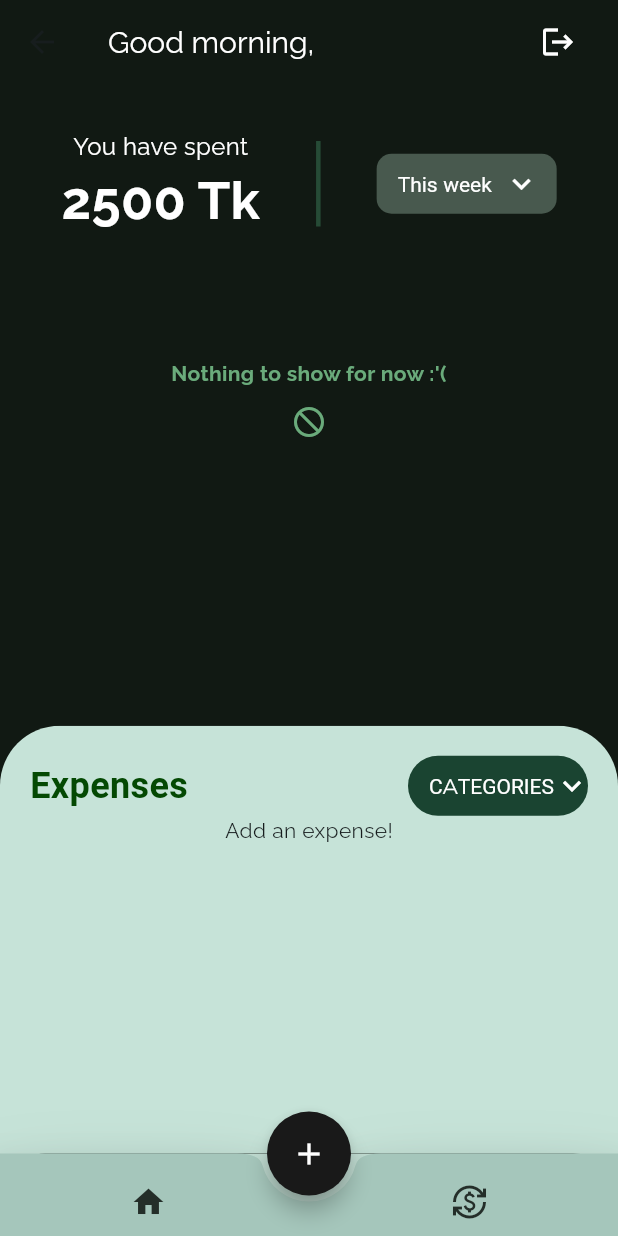
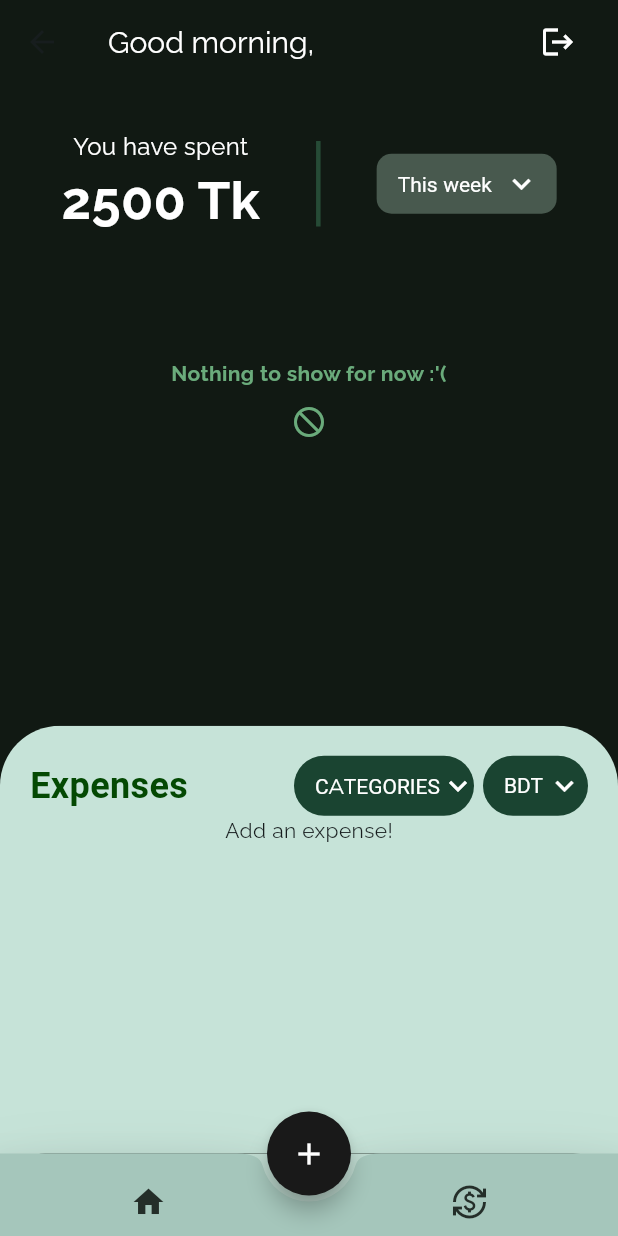
Before and after one commit to ishraqfatin/taka-tracker, a Flutter app: the CurrencyConverterScreen screen opened by its route, after a tap on the "home" icon, on a phone screen of 412 x 824 dp. Run offline on Flutter 3.47's test engine with Material 3 defaults, Android fonts, the light colour scheme and no system bars; our stand-ins replace cloud_firestore, firebase_auth, firebase_core, fl_chart, flutter_slidable, google_fonts and 1 more; accounts and stored records are empty.

Commit message:
feat: add currency converter to expense list

```diff
--- a/taka_tracker/lib/screens/dashboard.dart
+++ b/taka_tracker/lib/screens/dashboard.dart
@@ -7,6 +7,9 @@ import 'package:taka_tracker/widgets/bar_chart.dart';
 import 'package:taka_tracker/services/database.dart';
 import 'form.dart';
 import 'package:intl/intl.dart';
+import 'dart:convert';
+import 'package:http/http.dart' as http;
+import 'package:skeletonizer/skeletonizer.dart';
 
 final formatter = DateFormat.yMd();
 
@@ -23,6 +26,7 @@ class _DashboardScreenState extends State<StatefulWidget> {
   final firebase = FirebaseFirestore.instance;
   String _selectedBarChartFilter = 'This week';
   String _selectedExpenseListCategory = 'categories';
+  String _selectedCurrency = 'bdt';
 
   String jsonData = '';
 
@@ -30,6 +34,7 @@ class _DashboardScreenState extends State<StatefulWidget> {
   void initState() {
     super.initState();
     getChartData();
+    getConvertedCurrency(1);
   }
 
   Query buildExpenseQuery(String selectedCategory) {
@@ -75,6 +80,51 @@ class _DashboardScreenState extends State<StatefulWidget> {
     'bills',
     'shopping',
   ];
+
+  final _currencyListItems = [
+    'bdt',
+    'usd',
+    'eur',
+    'gbp',
+    'cad',
+  ];
+
+  Future<String> getConvertedCurrency(int inputCurrency) async {
+    if (_selectedCurrency == 'bdt') {
+      return inputCurrency.toString();
+    }
+    // API endpoint for currency conversion
+    String apiUrl = 'https://api.exchangerate-api.com/v4/latest/BDT';
+
+    // Make API request to get currency exchange rates
+    final response = await http.get(Uri.parse(apiUrl));
+
+    if (response.statusCode == 200) {
+      // Parse response body
+      Map<String, dynamic> data = json.decode(response.body);
+
+      // Get conversion rate for selected currency
+      double conversionRate = _selectedCurrency == 'usd'
+          ? data['rates']['USD']
+          : _selectedCurrency == 'cad'
+              ? data['rates']['CAD']
+              : _selectedCurrency == 'gbp'
+                  ? data['rates']['GBP']
+                  : _selectedCurrency == 'eur'
+                      ? data['rates']['EUR']
+                      : 1.0; // Default to 1:1 conversion if selected currency is not supported
+
+      // Convert input currency to selected currency
+      double convertedValue = inputCurrency * conversionRate;
+
+      String formattedValue = convertedValue.toStringAsFixed(2);
+
+      return formattedValue;
+    } else {
+      // If API request fails, return an empty string
+      return '';
+    }
+  }
 
   String _getGreeting() {
     var hour = DateTime.now().hour;
@@ -362,7 +412,9 @@ class _DashboardScreenState extends State<StatefulWidget> {
                   fontFamily: 'Roboto',
                 ),
               ),
-              // DROP DOWN MENU
+              Row(
+                children: [
+// CATEGORIES DROP DOWN MENU
                   Container(
                       width: 120,
                       height: 40,
@@ -393,6 +445,42 @@ class _DashboardScreenState extends State<StatefulWidget> {
                               const Color.fromARGB(255, 255, 255, 255),
                         ),
                       )),
+                  const SizedBox(
+                    width: 6,
+                  ),
+                  // CURRENCY DROPDOWN
+                  Container(
+                      width: 70,
+                      height: 40,
+                      decoration: const BoxDecoration(
+                          color: Color.fromARGB(251, 23, 65, 46),
+                          borderRadius: BorderRadius.all(Radius.circular(20))),
+                      child: Padding(
+                        padding: const EdgeInsets.only(
+                          left: 14.0,
+                        ),
+                        // Filter Expense List
+                        child: DropdownButton(
+                          dropdownColor: const Color.fromARGB(251, 23, 65, 46),
+                          items: _currencyListItems.map((String item) {
+                            return DropdownMenuItem(
+                                value: item, child: Text(item.toUpperCase()));
+                          }).toList(),
+                          onChanged: (value) {
+                            setState(() {
+                              _selectedCurrency = value!;
+                            });
+                          },
+                          icon: const Icon(Icons.keyboard_arrow_down),
+                          value: _selectedCurrency,
+                          style: const TextStyle(color: Colors.white),
+                          underline: Container(),
+                          iconEnabledColor:
+                              const Color.fromARGB(255, 255, 255, 255),
+                        ),
+                      )),
+                ],
+              ),
             ],
           ),
         ),
@@ -504,6 +592,7 @@ class _DashboardScreenState extends State<StatefulWidget> {
                               )
                             ],
                           ),
+                          // EXPENSE CARD
                           child: Card(
                             margin: const EdgeInsets.all(10),
                             elevation: 20,
@@ -549,14 +638,27 @@ class _DashboardScreenState extends State<StatefulWidget> {
                                           crossAxisAlignment:
                                               CrossAxisAlignment.end,
                                           children: [
-                                            Text(
-                                              overflow: TextOverflow.ellipsis,
-                                              maxLines: 1,
-                                              softWrap: false,
-                                              textAlign: TextAlign.end,
-                                              '${userExpensesData[index]['price']} TK',
+                                            // Handle Future String for the currency converter
+                                            FutureBuilder<String>(
+                                              future: getConvertedCurrency(
+                                                  userExpensesData[index]
+                                                      ['price']),
+                                              builder: (context, snapshot) {
+                                                if (snapshot.connectionState ==
+                                                    ConnectionState.waiting) {
+                                                  return const LinearProgressIndicator(); // Show loading indicator while fetching data
+                                                } else if (snapshot.hasError) {
+                                                  return Text(
+                                                      'Error: ${snapshot.error}');
+                                                } else {
+                                                  String convertedCurrency =
+                                                      snapshot.data ??
+                                                          ''; // Get converted currency value
+                                                  return Text(
+                                                    convertedCurrency, // Display converted currency value
                                                     style: const TextStyle(
-                                                fontWeight: FontWeight.bold,
+                                                      fontWeight:
+                                                          FontWeight.bold,
                                                       fontSize: 20,
                                                       color: Color.fromARGB(
                                                         255,
@@ -565,6 +667,9 @@ class _DashboardScreenState extends State<StatefulWidget> {
                                                         216,
                                                       ),
                                                     ),
+                                                  );
+                                                }
+                                              },
                                             ),
                                             Text(
                                               formatter.format(
```
Also changed, not shown: taka_tracker/pubspec.yaml (+4 -5 lines), taka_tracker/pubspec.lock. Lines whose indentation alone changed are shown as unchanged.
